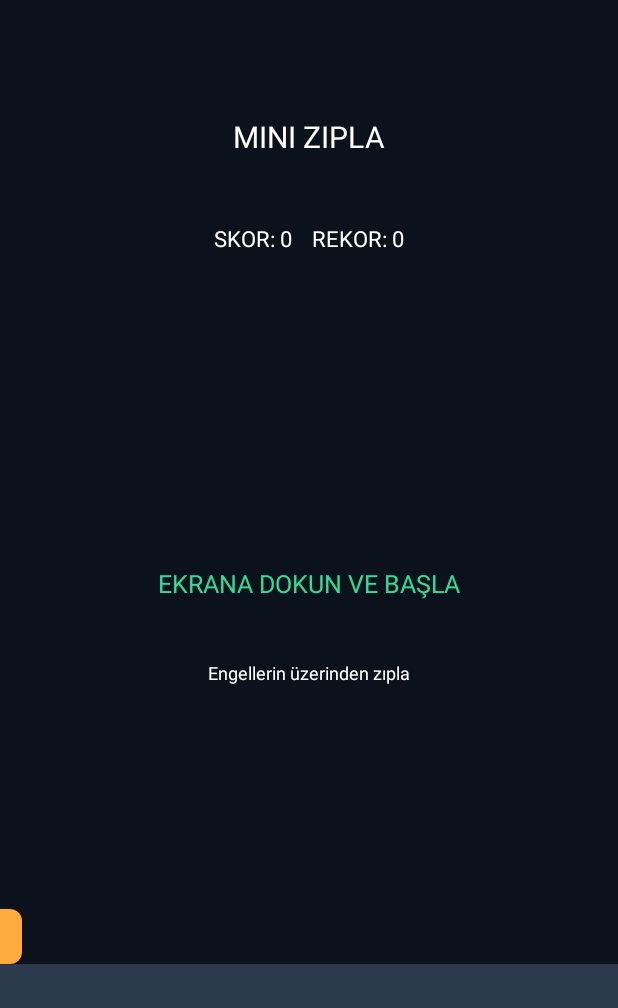
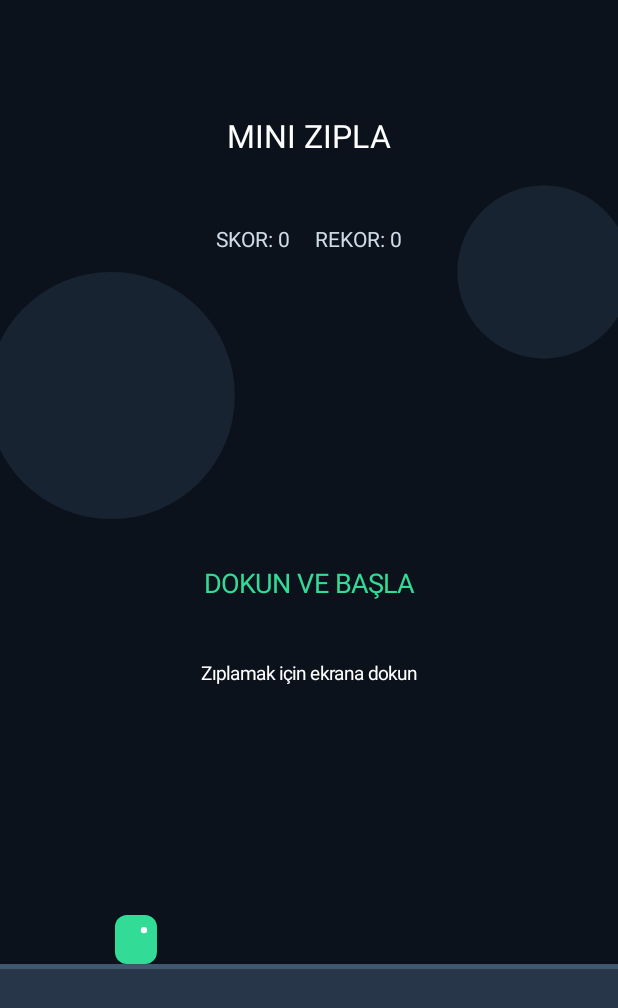
Before and after one commit to dincer552/fasterfast, an Android app: the screen it shows after launch (MainActivity), on a phone screen of 412 x 824 dp. Shown: the top 1008 px of the screen. Run offline under Robolectric (Android 15) with nearby library versions, the phone set to English and light mode, and no system bars.

Commit message:
Finish Mini Zıpla game and central APK release
* Polish Mini Zıpla gameplay and persist high score

* Set Mini Zıpla launcher icon

* Fix central signer URL and verify signed Mini Zıpla release

* Document Mini Zıpla gameplay and release process

* Add Mini Zıpla launcher icon

```diff
--- a/app/src/main/AndroidManifest.xml
+++ b/app/src/main/AndroidManifest.xml
@@ -1,6 +1,6 @@
 <?xml version="1.0" encoding="utf-8"?>
 <manifest xmlns:android="http://schemas.android.com/apk/res/android">
-    <application android:allowBackup="false" android:label="Mini Zıpla" android:theme="@android:style/Theme.Material.Light.NoActionBar">
+    <application android:allowBackup="false" android:icon="@drawable/ic_launcher" android:roundIcon="@drawable/ic_launcher" android:label="Mini Zıpla" android:theme="@android:style/Theme.Material.Light.NoActionBar">
         <activity android:name=".MainActivity" android:exported="true">
             <intent-filter>
                 <action android:name="android.intent.action.MAIN" />
--- a/app/src/main/java/com/dincer552/testpak2/MainActivity.java
+++ b/app/src/main/java/com/dincer552/testpak2/MainActivity.java
@@ -1,68 +1,177 @@
 package com.dincer552.testpak2;
 
 import android.app.Activity;
+import android.content.SharedPreferences;
 import android.os.Bundle;
 import android.graphics.Canvas;
 import android.graphics.Color;
 import android.graphics.Paint;
 import android.view.MotionEvent;
 import android.view.View;
-import java.util.Random;
+import android.view.WindowManager;
 
 public final class MainActivity extends Activity {
     @Override public void onCreate(Bundle state) {
         super.onCreate(state);
+        getWindow().setStatusBarColor(Color.rgb(12, 18, 28));
+        getWindow().setNavigationBarColor(Color.rgb(12, 18, 28));
+        getWindow().addFlags(WindowManager.LayoutParams.FLAG_KEEP_SCREEN_ON);
         setContentView(new MiniGame());
     }
 
     final class MiniGame extends View {
-        private final Paint paint = new Paint(3);
-        private final Random random = new Random();
-        private float playerX, playerY, obstacleX, obstacleY, speed = 8f;
-        private int score = 0, best = 0;
-        private boolean started = false, over = false;
-        private long lastFrame;
+        private final Paint paint = new Paint(Paint.ANTI_ALIAS_FLAG);
+        private final SharedPreferences preferences =
+                getSharedPreferences("mini_zipla_scores", MODE_PRIVATE);
 
-        MiniGame() { super(MainActivity.this); setBackgroundColor(Color.rgb(12, 18, 28)); }
+        private float playerX, playerY, jumpVelocity;
+        private float obstacleX, speed = 7.5f;
+        private int score = 0;
+        private int best = 0;
+        private boolean started = false;
+        private boolean over = false;
+        private boolean initialized = false;
+        private long lastFrame = 0L;
+
+        MiniGame() {
+            super(MainActivity.this);
+            setBackgroundColor(Color.rgb(12, 18, 28));
+            best = preferences.getInt("best_score", 0);
+        }
+
+        private float groundY() {
+            return getHeight() * 0.78f;
+        }
+
+        @Override protected void onSizeChanged(int width, int height, int oldWidth, int oldHeight) {
+            super.onSizeChanged(width, height, oldWidth, oldHeight);
+            if (width <= 0 || height <= 0) return;
+            playerX = width * 0.22f;
+            playerY = groundY();
+            obstacleX = width + 80f;
+            initialized = true;
+        }
 
         private void reset() {
-            playerX = getWidth() * .22f; playerY = getHeight() * .72f;
-            obstacleX = getWidth() + 80; obstacleY = getHeight() * .72f;
-            score = 0; speed = 8f; started = true; over = false;
-            lastFrame = System.currentTimeMillis(); invalidate();
+            playerX = getWidth() * 0.22f;
+            playerY = groundY();
+            jumpVelocity = 0f;
+            obstacleX = getWidth() + 80f;
+            score = 0;
+            speed = 7.5f;
+            started = true;
+            over = false;
+            lastFrame = System.currentTimeMillis();
+            invalidate();
         }
 
-        @Override protected void onDraw(Canvas c) {
-            super.onDraw(c);
-            float w=getWidth(), h=getHeight(), ground=h*.78f;
-            paint.setColor(Color.rgb(43,58,76)); c.drawRect(0,ground,w,h,paint);
-            paint.setColor(Color.rgb(50,220,150)); c.drawCircle(playerX,playerY-28,27,paint);
-            paint.setColor(Color.rgb(255,170,60)); c.drawRoundRect(obstacleX-22,ground-55,obstacleX+22,ground,12,12,paint);
-            paint.setTextAlign(Paint.Align.CENTER); paint.setColor(Color.WHITE); paint.setTextSize(30);
-            c.drawText("MINI ZIPLA",w/2,h*.12f,paint);
-            paint.setTextSize(22); c.drawText("SKOR: "+score+"    REKOR: "+best,w/2,h*.20f,paint);
-            if (!started || over) {
-                paint.setColor(Color.rgb(50,220,150)); paint.setTextSize(25);
-                c.drawText(over ? "OYUN BİTTİ" : "EKRANA DOKUN VE BAŞLA",w/2,h*.48f,paint);
-                paint.setColor(Color.WHITE); paint.setTextSize(18);
-                c.drawText(over ? "Tekrar oynamak için dokun" : "Engellerin üzerinden zıpla",w/2,h*.55f,paint);
+        private void drawCenteredText(Canvas canvas, String value, float y, float size, int color) {
+            paint.setColor(color);
+            paint.setTextAlign(Paint.Align.CENTER);
+            paint.setTextSize(size);
+            canvas.drawText(value, getWidth() / 2f, y, paint);
+        }
+
+        @Override protected void onDraw(Canvas canvas) {
+            super.onDraw(canvas);
+            if (!initialized) {
+                playerX = getWidth() * 0.22f;
+                playerY = groundY();
+                obstacleX = getWidth() + 80f;
+                initialized = true;
+            }
+
+            float width = getWidth();
+            float height = getHeight();
+            float ground = groundY();
+
+            canvas.drawColor(Color.rgb(12, 18, 28));
+
+            paint.setColor(Color.rgb(24, 35, 49));
+            canvas.drawCircle(width * 0.18f, height * 0.32f, width * 0.20f, paint);
+            canvas.drawCircle(width * 0.88f, height * 0.22f, width * 0.14f, paint);
+
+            paint.setColor(Color.rgb(39, 54, 72));
+            canvas.drawRect(0, ground, width, height, paint);
+            paint.setColor(Color.rgb(65, 88, 111));
+            canvas.drawRect(0, ground, width, ground + 5f, paint);
+
+            // Obstacle
+            paint.setColor(Color.rgb(255, 170, 60));
+            canvas.drawRoundRect(obstacleX - 19f, ground - 58f, obstacleX + 19f,
+                    ground, 10f, 10f, paint);
+
+            // Player
+            paint.setColor(Color.rgb(50, 220, 150));
+            canvas.drawRoundRect(playerX - 21f, playerY - 49f, playerX + 21f,
+                    playerY, 12f, 12f, paint);
+            paint.setColor(Color.WHITE);
+            canvas.drawCircle(playerX + 8f, playerY - 34f, 3.2f, paint);
+
+            float titleSize = Math.max(22f, Math.min(34f, width * 0.052f));
+            float scoreSize = Math.max(16f, Math.min(23f, width * 0.034f));
+            drawCenteredText(canvas, "MINI ZIPLA", height * 0.12f, titleSize, Color.WHITE);
+            drawCenteredText(canvas, "SKOR: " + score + "     REKOR: " + best,
+                    height * 0.20f, scoreSize, Color.rgb(207, 220, 232));
+
+            if (!started) {
+                drawCenteredText(canvas, over ? "OYUN BİTTİ" : "DOKUN VE BAŞLA",
+                        height * 0.48f, Math.max(21f, width * 0.043f),
+                        Color.rgb(50, 220, 150));
+                drawCenteredText(canvas,
+                        over ? "Yeniden başlamak için dokun" : "Zıplamak için ekrana dokun",
+                        height * 0.55f, Math.max(15f, width * 0.030f), Color.WHITE);
                 return;
             }
-            long now=System.currentTimeMillis();
-            float dt=Math.min(32,now-lastFrame)/16f; lastFrame=now;
-            obstacleX -= speed*dt;
-            if (obstacleX < -40) { obstacleX=w+40; score++; best=Math.max(best,score); speed=Math.min(19,speed+.35f); }
-            if (Math.abs(obstacleX-playerX)<42 && playerY>ground-62) { over=true; started=false; }
-            if (playerY < ground-65) playerY += 13*dt;
-            postInvalidateDelayed(16);
+
+            long now = System.currentTimeMillis();
+            float delta = Math.max(0.5f, Math.min(2f, (now - lastFrame) / 16f));
+            lastFrame = now;
+
+            obstacleX -= speed * delta;
+            if (obstacleX < -45f) {
+                obstacleX = width + 45f;
+                score++;
+                speed = Math.min(19f, speed + 0.30f);
+                if (score > best) {
+                    best = score;
+                    preferences.edit().putInt("best_score", best).apply();
+                }
+            }
+
+            // Smooth jump arc with gravity and a safe landing clamp.
+            if (jumpVelocity != 0f || playerY < ground) {
+                jumpVelocity += 0.90f * delta;
+                playerY += jumpVelocity * delta;
+                if (playerY >= ground) {
+                    playerY = ground;
+                    jumpVelocity = 0f;
+                }
+            }
+
+            boolean horizontalHit = Math.abs(obstacleX - playerX) < 40f;
+            boolean playerOnGround = playerY > ground - 58f;
+            if (horizontalHit && playerOnGround) {
+                over = true;
+                started = false;
+            } else {
+                postInvalidateDelayed(16L);
+            }
         }
 
-        @Override public boolean onTouchEvent(MotionEvent e) {
-            if (e.getAction()!=MotionEvent.ACTION_DOWN) return true;
-            if (!started) { reset(); return true; }
-            float ground=getHeight()*.78f;
-            if (playerY>=ground-65) playerY=ground-125;
-            invalidate(); return true;
+        @Override public boolean onTouchEvent(MotionEvent event) {
+            if (event.getAction() != MotionEvent.ACTION_DOWN) return true;
+
+            if (!started) {
+                reset();
+                return true;
+            }
+
+            if (playerY >= groundY() - 1f && jumpVelocity == 0f) {
+                jumpVelocity = -16.5f;
+            }
+            invalidate();
+            return true;
         }
     }
 }
```
Also changed, not shown: app/src/main/res/drawable/ic_launcher.xml (added, +11 -0 lines), 2 other files.
